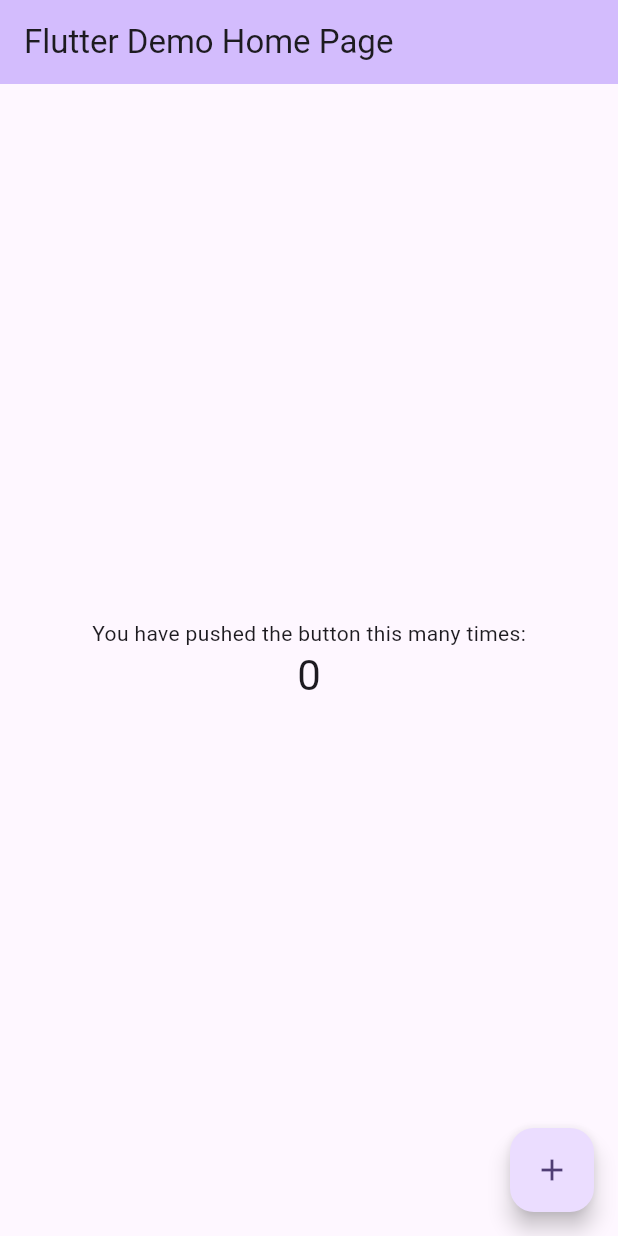
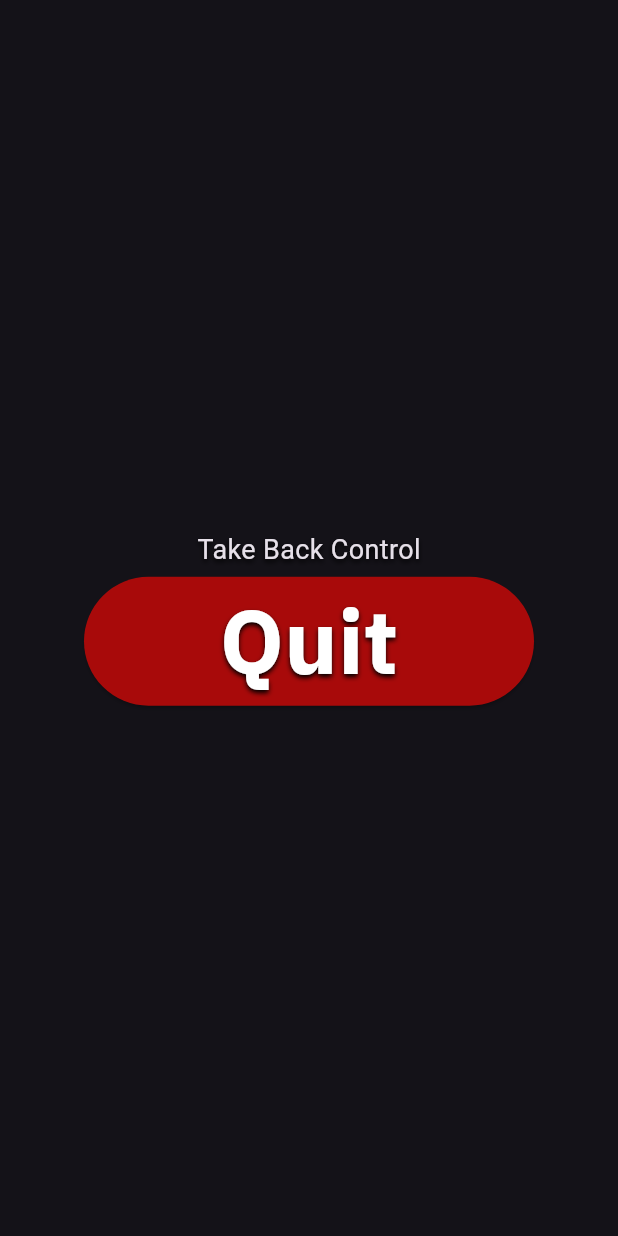
Before and after one commit to vladbrata/-flutter-quit-smoking-tracker, a Flutter app: the screen it shows after launch, on a phone screen of 412 x 824 dp. Run offline on Flutter 3.47's test engine with Material 3 defaults, Android fonts, the phone set to English and light mode, and no system bars; our stand-ins replace google_fonts.

Commit message:
built the quit page

```diff
--- a/flutter_quit_smoking/lib/main.dart
+++ b/flutter_quit_smoking/lib/main.dart
@@ -1,8 +1,14 @@
 import 'package:flutter/material.dart';
+import 'package:flutter_quit_smoking/pages/start_quit.dart';
 
 void main() {
   runApp(const MyApp());
 }
+
+final darkMode = ThemeData(
+  brightness: Brightness.dark,
+  primaryColor: Colors.black,
+);
 
 class MyApp extends StatelessWidget {
   const MyApp({super.key});
@@ -11,112 +17,10 @@ class MyApp extends StatelessWidget {
   @override
   Widget build(BuildContext context) {
     return MaterialApp(
+      debugShowCheckedModeBanner: false,
       title: 'Flutter Demo',
-      theme: ThemeData(
-        // This is the theme of your application.
-        //
-        // TRY THIS: Try running your application with "flutter run". You'll see
-        // the application has a purple toolbar. Then, without quitting the app,
-        // try changing the seedColor in the colorScheme below to Colors.green
-        // and then invoke "hot reload" (save your changes or press the "hot
-        // reload" button in a Flutter-supported IDE, or press "r" if you used
-        // the command line to start the app).
-        //
-        // Notice that the counter didn't reset back to zero; the application
-        // state is not lost during the reload. To reset the state, use hot
-        // restart instead.
-        //
-        // This works for code too, not just values: Most code changes can be
-        // tested with just a hot reload.
-        colorScheme: .fromSeed(seedColor: Colors.deepPurple),
-      ),
-      home: const MyHomePage(title: 'Flutter Demo Home Page'),
+      theme: darkMode,
+      home: const StartQuit(),
     );
   }
 }
-
-class MyHomePage extends StatefulWidget {
-  const MyHomePage({super.key, required this.title});
-
-  // This widget is the home page of your application. It is stateful, meaning
-  // that it has a State object (defined below) that contains fields that affect
-  // how it looks.
-
-  // This class is the configuration for the state. It holds the values (in this
-  // case the title) provided by the parent (in this case the App widget) and
-  // used by the build method of the State. Fields in a Widget subclass are
-  // always marked "final".
-
-  final String title;
-
-  @override
-  State<MyHomePage> createState() => _MyHomePageState();
-}
-
-class _MyHomePageState extends State<MyHomePage> {
-  int _counter = 0;
-
-  void _incrementCounter() {
-    setState(() {
-      // This call to setState tells the Flutter framework that something has
-      // changed in this State, which causes it to rerun the build method below
-      // so that the display can reflect the updated values. If we changed
-      // _counter without calling setState(), then the build method would not be
-      // called again, and so nothing would appear to happen.
-      _counter++;
-    });
-  }
-
-  @override
-  Widget build(BuildContext context) {
-    // This method is rerun every time setState is called, for instance as done
-    // by the _incrementCounter method above.
-    //
-    // The Flutter framework has been optimized to make rerunning build methods
-    // fast, so that you can just rebuild anything that needs updating rather
-    // than having to individually change instances of widgets.
-    return Scaffold(
-      appBar: AppBar(
-        // TRY THIS: Try changing the color here to a specific color (to
-        // Colors.amber, perhaps?) and trigger a hot reload to see the AppBar
-        // change color while the other colors stay the same.
-        backgroundColor: Theme.of(context).colorScheme.inversePrimary,
-        // Here we take the value from the MyHomePage object that was created by
-        // the App.build method, and use it to set our appbar title.
-        title: Text(widget.title),
-      ),
-      body: Center(
-        // Center is a layout widget. It takes a single child and positions it
-        // in the middle of the parent.
-        child: Column(
-          // Column is also a layout widget. It takes a list of children and
-          // arranges them vertically. By default, it sizes itself to fit its
-          // children horizontally, and tries to be as tall as its parent.
-          //
-          // Column has various properties to control how it sizes itself and
-          // how it positions its children. Here we use mainAxisAlignment to
-          // center the children vertically; the main axis here is the vertical
-          // axis because Columns are vertical (the cross axis would be
-          // horizontal).
-          //
-          // TRY THIS: Invoke "debug painting" (choose the "Toggle Debug Paint"
-          // action in the IDE, or press "p" in the console), to see the
-          // wireframe for each widget.
-          mainAxisAlignment: .center,
-          children: [
-            const Text('You have pushed the button this many times:'),
-            Text(
-              '$_counter',
-              style: Theme.of(context).textTheme.headlineMedium,
-            ),
-          ],
-        ),
-      ),
-      floatingActionButton: FloatingActionButton(
-        onPressed: _incrementCounter,
-        tooltip: 'Increment',
-        child: const Icon(Icons.add),
-      ),
-    );
-  }
-}
--- /dev/null
+++ b/flutter_quit_smoking/lib/pages/start_quit.dart
@@ -0,0 +1,56 @@
+import 'package:flutter/material.dart';
+import 'package:google_fonts/google_fonts.dart';
+
+class StartQuit extends StatelessWidget {
+  const StartQuit({super.key});
+
+  @override
+  Widget build(BuildContext context) {
+    return Scaffold(
+      body: Center(
+        child: Column(
+          mainAxisAlignment: MainAxisAlignment.center,
+          children: [
+            Text(
+              'Take Back Control',
+              style: TextStyle(
+                fontSize: 18.0,
+                shadows: [
+                  Shadow(
+                    color: Colors.black,
+                    offset: const Offset(0, 2),
+                    blurRadius: 4,
+                  ),
+                ],
+              ),
+            ),
+            SizedBox(height: 5.0),
+            ElevatedButton(
+              style: ElevatedButton.styleFrom(
+                minimumSize: const Size(300, 70),
+                backgroundColor: const Color.fromARGB(255, 168, 10, 10),
+              ),
+              onPressed: () {},
+              child: Text(
+                'Quit',
+                style: TextStyle(
+                  fontFamily: GoogleFonts.ibmPlexSans().fontFamily,
+                  fontSize: 60.0,
+                  color: Colors.white,
+                  fontWeight: FontWeight.bold,
+                  shadows: [
+                    Shadow(
+                      color: Colors.black,
+                      offset: const Offset(0, 2),
+                      blurRadius: 4,
+                    ),
+                  ],
+                ),
+              ),
+            ),
+          ],
+        ),
+      ),
+    );
+  }
+}
--- a/flutter_quit_smoking/pubspec.yaml
+++ b/flutter_quit_smoking/pubspec.yaml
@@ -34,6 +34,7 @@ dependencies:
   # The following adds the Cupertino Icons font to your application.
   # Use with the CupertinoIcons class for iOS style icons.
   cupertino_icons: ^1.0.8
+  google_fonts: ^7.0.2
 
 dev_dependencies:
   flutter_test:
```
Also changed, not shown: flutter_quit_smoking/pubspec.lock, 1 other file.
